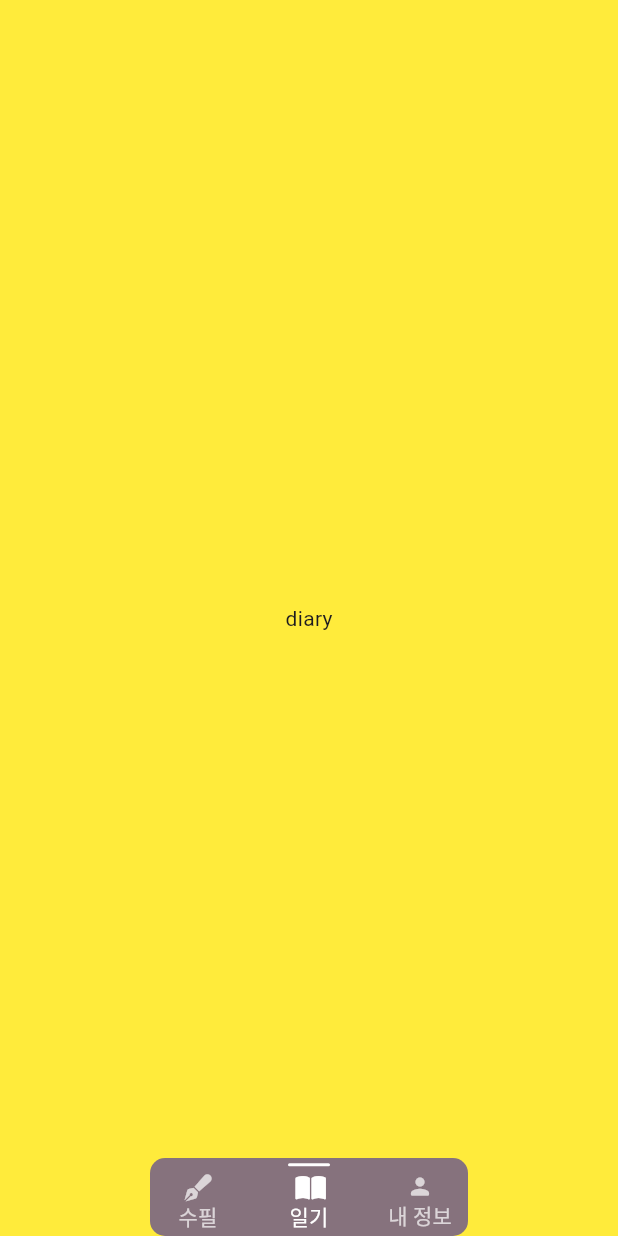
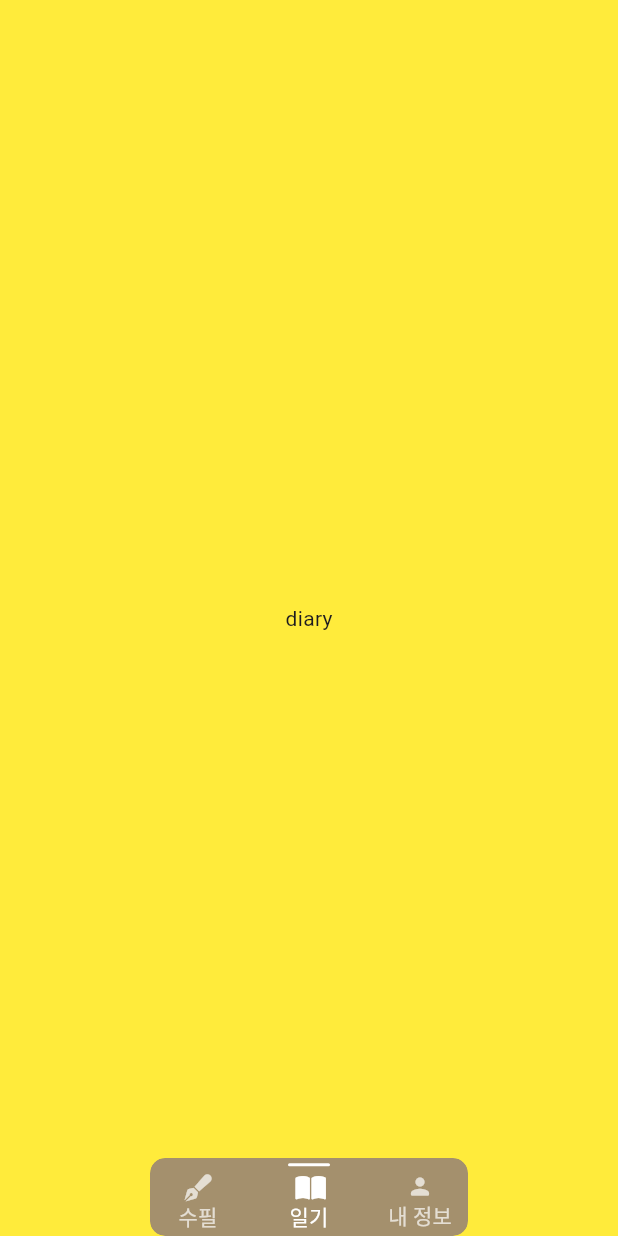
Before and after one commit to DU-E/unknown-note-flutter, a Flutter app: the screen it shows after launch, after a tap on "일기", on a phone screen of 412 x 824 dp. Run offline on Flutter 3.47's test engine with Material 3 defaults, Android fonts, the phone set to English and light mode, and no system bars; our stand-ins replace bloc, equatable, flutter_bloc, font_awesome_flutter, go_router, google_fonts.

Commit message:
design essayListItem

```diff
--- a/lib/common/widgets/app_font.dart
+++ b/lib/common/widgets/app_font.dart
@@ -3,17 +3,30 @@ import 'package:google_fonts/google_fonts.dart';
 
 class AppFont extends StatelessWidget {
   final String text;
+  final double? size;
+  final FontWeight? weight;
+  final Color? color;
+  final List<Shadow>? shadows;
 
   const AppFont(
     this.text, {
     super.key,
+    this.size,
+    this.weight,
+    this.color,
+    this.shadows,
   });
 
   @override
   Widget build(BuildContext context) {
     return Text(
       text,
-      style: GoogleFonts.gowunDodum(),
+      style: GoogleFonts.gowunDodum(
+        fontSize: size,
+        fontWeight: weight,
+        color: color,
+        shadows: shadows,
+      ),
     );
   }
 }
--- a/lib/pages/home/home_page.dart
+++ b/lib/pages/home/home_page.dart
@@ -40,7 +40,10 @@ class _HomePageState extends State<HomePage> with TickerProviderStateMixin {
         _controller.index = state.idx;
       },
       child: Scaffold(
-        body: Stack(
+        body: SafeArea(
+          top: true,
+          bottom: false,
+          child: Stack(
             alignment: Alignment.bottomCenter,
             children: [
               TabBarView(
@@ -63,6 +66,7 @@ class _HomePageState extends State<HomePage> with TickerProviderStateMixin {
             ],
           ),
         ),
+      ),
     );
   }
 }
--- a/lib/pages/home/widgets/home_navigaton_bar.dart
+++ b/lib/pages/home/widgets/home_navigaton_bar.dart
@@ -11,11 +11,14 @@ class HomeNavigationBar extends StatelessWidget {
   @override
   Widget build(BuildContext context) {
     return ClipRRect(
+      borderRadius: BorderRadius.circular(
+        Sizes.size10,
+      ),
       child: BackdropFilter(
         filter: ImageFilter.blur(sigmaX: 10, sigmaY: 10),
         child: Container(
           decoration: BoxDecoration(
-            color: Theme.of(context).primaryColor.withOpacity(0.8),
+            color: Theme.of(context).primaryColor.withOpacity(0.6),
             borderRadius: BorderRadius.circular(
               Sizes.size10,
             ),
--- a/lib/repository/dude_get_repository.dart
+++ b/lib/repository/dude_get_repository.dart
@@ -13,8 +13,10 @@ class DudeGetRepository {
     for (int i = 0; i < 10; i++) {
       res.add(EssayModel(
         id: page * 10 + i,
-        author: '#$i',
+        author: '@$i',
+        title: '$i\'s ${page * 10 + i}th essay',
         body: '${page * 10 + i} ${category.title} essay',
+        likes: 10000,
         tags: [category.title, '$page', '$i'],
       ));
     }
--- a/lib/screens/essay/essay_screen.dart
+++ b/lib/screens/essay/essay_screen.dart
@@ -5,6 +5,7 @@ import 'package:unknown_note_flutter/bloc/essay/essay_list_event.dart';
 import 'package:unknown_note_flutter/bloc/essay/essay_list_state.dart';
 import 'package:unknown_note_flutter/common/widgets/loading_widget.dart';
 import 'package:unknown_note_flutter/constants/gaps.dart';
+import 'package:unknown_note_flutter/constants/sizes.dart';
 import 'package:unknown_note_flutter/enums/enum_essay_category.dart';
 import 'package:unknown_note_flutter/screens/essay/widgets/essay_listitem_widget.dart';
 
@@ -35,6 +36,12 @@ class _EssayScreenState extends State<EssayScreen> {
     return Scaffold(
       body: BlocBuilder<EssayListBloc, EssayListState>(
         builder: (context, state) => ListView.separated(
+          padding: EdgeInsets.only(
+            bottom: Sizes.size96 + MediaQuery.of(context).padding.bottom,
+            top: Sizes.size20,
+            left: Sizes.size20,
+            right: Sizes.size20,
+          ),
           itemBuilder: (context, index) {
             if (index < state.list.length) {
               return EssayListItemWidget(
@@ -44,7 +51,7 @@ class _EssayScreenState extends State<EssayScreen> {
               return LoadingWidget(whenBuild: _loadMore);
             }
           },
-          separatorBuilder: (context, index) => Gaps.v10,
+          separatorBuilder: (context, index) => Gaps.v20,
           itemCount: state.list.length + 1,
         ),
       ),
--- a/lib/screens/essay/widgets/essay_listitem_widget.dart
+++ b/lib/screens/essay/widgets/essay_listitem_widget.dart
@@ -1,7 +1,10 @@
 import 'package:flutter/material.dart';
+import 'package:font_awesome_flutter/font_awesome_flutter.dart';
 import 'package:unknown_note_flutter/common/widgets/app_font.dart';
+import 'package:unknown_note_flutter/constants/gaps.dart';
 import 'package:unknown_note_flutter/constants/sizes.dart';
 import 'package:unknown_note_flutter/models/essay/essay_model.dart';
+import 'package:unknown_note_flutter/screens/essay/widgets/essay_tag_widget.dart';
 
 class EssayListItemWidget extends StatelessWidget {
   final EssayModel essay;
@@ -15,14 +18,75 @@ class EssayListItemWidget extends StatelessWidget {
   Widget build(BuildContext context) {
     return Container(
       decoration: BoxDecoration(
-        border: Border.all(
-          color: Theme.of(context).primaryColor,
-        ),
+        boxShadow: [
+          BoxShadow(
+            color: Theme.of(context).primaryColor.withOpacity(0.3),
+            blurRadius: Sizes.size3,
+            spreadRadius: Sizes.size1,
+          ),
+        ],
+        color: Colors.white,
         borderRadius: BorderRadius.circular(Sizes.size5),
       ),
       padding: const EdgeInsets.all(Sizes.size10),
-      child: AppFont(
-        essay.id.toString(),
+      child: Column(
+        crossAxisAlignment: CrossAxisAlignment.start,
+        children: [
+          Row(
+            mainAxisAlignment: MainAxisAlignment.spaceBetween,
+            children: [
+              AppFont(
+                essay.author ?? 'Anonymous',
+                color: Theme.of(context).primaryColor,
+              ),
+              Container(
+                decoration: BoxDecoration(
+                  color: Colors.redAccent,
+                  borderRadius: BorderRadius.circular(Sizes.size3),
+                ),
+                padding: const EdgeInsets.symmetric(
+                  horizontal: Sizes.size3,
+                  vertical: Sizes.size1,
+                ),
+                child: Row(
+                  children: [
+                    const Icon(
+                      FontAwesomeIcons.solidHeart,
+                      size: Sizes.size16,
+                      color: Colors.white,
+                    ),
+                    Gaps.h2,
+                    AppFont(
+                      essay.likes?.toString() ?? '0',
+                      color: Colors.white,
+                      size: Sizes.size12,
+                      weight: FontWeight.w900,
+                    ),
+                  ],
+                ),
+              ),
+            ],
+          ),
+          Gaps.v5,
+          if (essay.title != null)
+            AppFont(
+              essay.title!,
+              weight: FontWeight.w700,
+              size: Sizes.size16,
+            ),
+          AppFont(essay.body ?? ''),
+          Gaps.v5,
+          Wrap(
+            spacing: Sizes.size4,
+            runSpacing: Sizes.size4,
+            children: [
+              for (var tag in essay.tags ?? [])
+                EssayTagWidget(
+                  tag: tag,
+                ),
+            ],
+          )
+        ],
       ),
     );
   }
--- /dev/null
+++ b/lib/screens/essay/widgets/essay_tag_widget.dart
@@ -0,0 +1,28 @@
+import 'package:flutter/material.dart';
+import 'package:unknown_note_flutter/common/widgets/app_font.dart';
+import 'package:unknown_note_flutter/constants/sizes.dart';
+
+class EssayTagWidget extends StatelessWidget {
+  final String tag;
+
+  const EssayTagWidget({
+    super.key,
+    required this.tag,
+  });
+
+  @override
+  Widget build(BuildContext context) {
+    return Container(
+      decoration: BoxDecoration(
+        color: Theme.of(context).primaryColor,
+        borderRadius: BorderRadius.circular(Sizes.size3),
+      ),
+      padding: const EdgeInsets.symmetric(horizontal: Sizes.size4),
+      child: AppFont(
+        tag,
+        color: Colors.white,
+        size: Sizes.size12,
+      ),
+    );
+  }
+}
```
Lines whose indentation alone changed are shown as unchanged.
